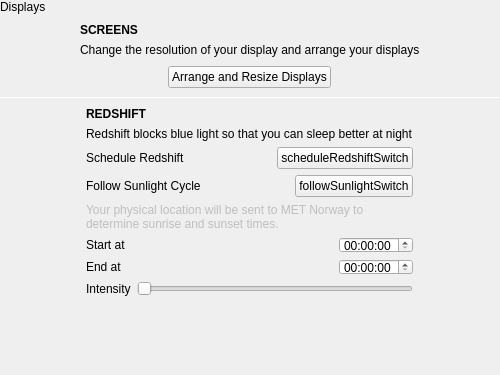
Qt form plugins/DisplayPlugin/settings/displaysettings.ui (theCheeseboard/thedesk) before a commit.
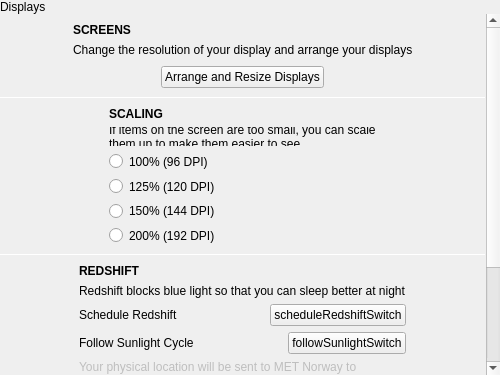
The same form after that commit. Custom widgets are drawn as their Qt base class.

Commit message: Implement DPI scaling settings

Diff of the .ui file:
```diff
--- a/plugins/DisplayPlugin/settings/displaysettings.ui
+++ b/plugins/DisplayPlugin/settings/displaysettings.ui
@@ -50,7 +50,7 @@
         <x>0</x>
         <y>0</y>
         <width>486</width>
-        <height>380</height>
+        <height>570</height>
        </rect>
       </property>
       <layout class="QVBoxLayout" name="verticalLayout_2">
@@ -118,6 +118,76 @@
          </property>
         </spacer>
        </item>
+       <item>
+        <widget class="Line" name="line_2">
+         <property name="maximumSize">
+          <size>
+           <width>16777215</width>
+           <height>1</height>
+          </size>
+         </property>
+         <property name="orientation">
+          <enum>Qt::Horizontal</enum>
+         </property>
+        </widget>
+       </item>
+       <item alignment="Qt::AlignHCenter">
+        <widget class="QWidget" name="scalingWidget" native="true">
+         <layout class="QVBoxLayout" name="verticalLayout_4">
+          <item>
+           <widget class="QLabel" name="label_11">
+            <property name="font">
+             <font>
+              <weight>75</weight>
+              <bold>true</bold>
+             </font>
+            </property>
+            <property name="text">
+             <string>SCALING</string>
+            </property>
+           </widget>
+          </item>
+          <item>
+           <widget class="QLabel" name="label_12">
+            <property name="text">
+             <string>If items on the screen are too small, you can scale them up to make them easier to see.</string>
+            </property>
+            <property name="wordWrap">
+             <bool>true</bool>
+            </property>
+           </widget>
+          </item>
+          <item>
+           <widget class="QRadioButton" name="dpi100Button">
+            <property name="text">
+             <string>100% (96 DPI)</string>
+            </property>
+           </widget>
+          </item>
+          <item>
+           <widget class="QRadioButton" name="dpi125Button">
+            <property name="text">
+             <string>125% (120 DPI)</string>
+            </property>
+           </widget>
+          </item>
+          <item>
+           <widget class="QRadioButton" name="dpi150Button">
+            <property name="text">
+             <string>150% (144 DPI)</string>
+            </property>
+           </widget>
+          </item>
+          <item>
+           <widget class="QRadioButton" name="dpi200Button">
+            <property name="text">
+             <string>200% (192 DPI)</string>
+            </property>
+           </widget>
+          </item>
+         </layout>
+        </widget>
+       </item>
        <item>
         <widget class="Line" name="line">
          <property name="maximumSize">
```
The commit also changes 346 other files.
